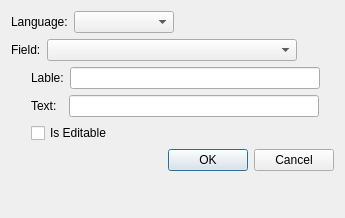
Qt form Src/PageLayout/TitleBlock/ISO7200B/iso7200bdialog.ui (tobiasfalk/KiCAD-FreeCAD-TechDraw-Template-Generator) before a commit.
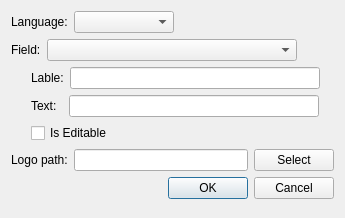
The same form after that commit.

Commit message: Added Logo inserion to the ISO 7200 Titleblocks

What changed in the file:
```diff
--- a/Src/PageLayout/TitleBlock/ISO7200B/iso7200bdialog.ui
+++ b/Src/PageLayout/TitleBlock/ISO7200B/iso7200bdialog.ui
@@ -225,6 +225,27 @@
      </item>
     </layout>
    </item>
+   <item>
+    <layout class="QHBoxLayout" name="horizontalLayout_6">
+     <item>
+      <widget class="QLabel" name="label_5">
+       <property name="text">
+        <string>Logo path:</string>
+       </property>
+      </widget>
+     </item>
+     <item>
+      <widget class="QLineEdit" name="LogoPathLineEdit"/>
+     </item>
+     <item>
+      <widget class="QPushButton" name="LogoPathPushButton">
+       <property name="text">
+        <string>Select</string>
+       </property>
+      </widget>
+     </item>
+    </layout>
+   </item>
    <item>
     <widget class="QDialogButtonBox" name="buttonBox">
      <property name="orientation">
```
The commit also changes 15 other files.
